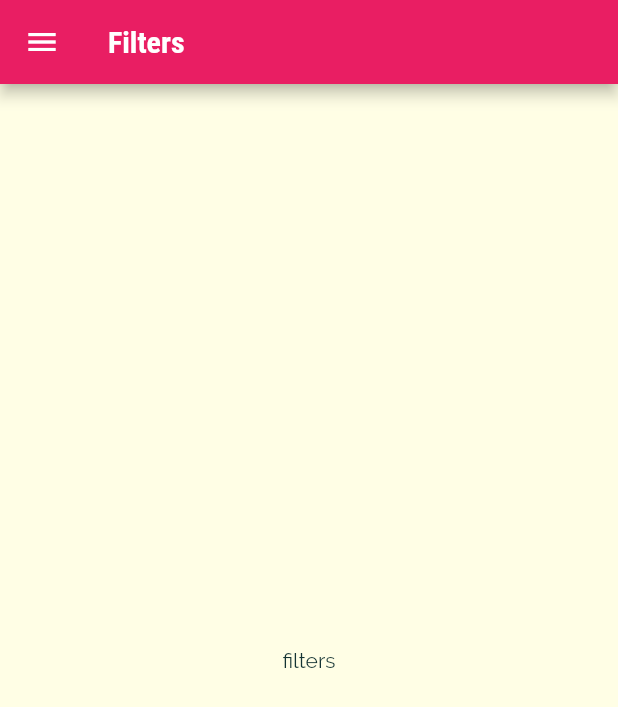
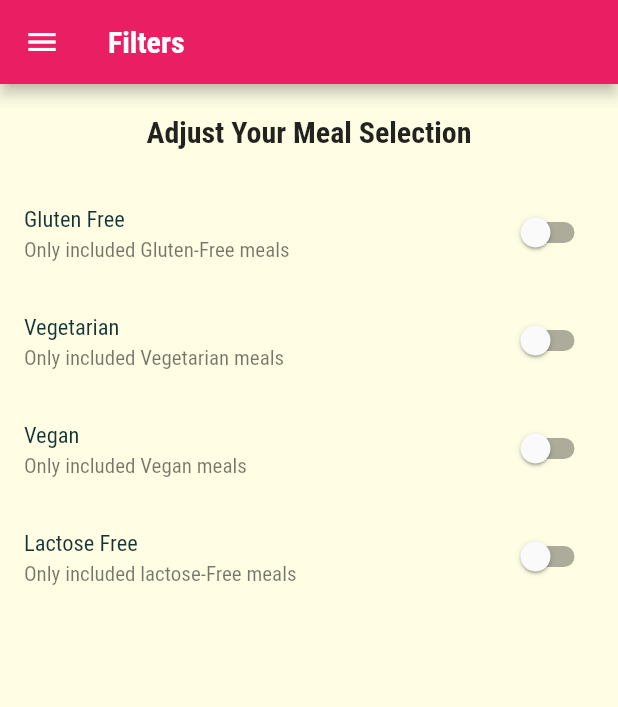
Before and after one commit to UMChannar/Flutter-Meals-App, a Flutter app: the FilterScreen screen opened by its route, on a phone screen of 412 x 824 dp. Shown: the top 707 px of the screen. Run offline on Flutter 3.47's test engine with Material 2 defaults, Android fonts, the phone set to English and light mode, and no system bars.

Commit message:
Completed Filter Screen

```diff
--- a/lib/main.dart
+++ b/lib/main.dart
@@ -27,9 +27,12 @@ class MyApp extends StatelessWidget {
         fontFamily: 'Raleway',
         textTheme: ThemeData.light().textTheme.copyWith(
               bodyLarge: TextStyle(
+                fontSize: 15,
+                fontFamily: 'RobotoCondensed',
                 color: Color.fromRGBO(20, 51, 51, 1),
               ),
               bodyMedium: TextStyle(
+                fontFamily: 'RobotoCondensed',
                 color: Color.fromRGBO(20, 51, 51, 1),
               ),
               titleLarge: TextStyle(
--- a/lib/screens/filter_screen.dart
+++ b/lib/screens/filter_screen.dart
@@ -2,10 +2,39 @@ import 'package:flutter/material.dart';
 
 import '../widgets/main_drawer.dart';
 
-class FilterScreen extends StatelessWidget {
+class FilterScreen extends StatefulWidget {
   const FilterScreen({super.key});
 
   static const routeName = '/filter';
+
+  @override
+  State<FilterScreen> createState() => _FilterScreenState();
+}
+
+class _FilterScreenState extends State<FilterScreen> {
+  var glutenFree = false;
+  var vegetarian = false;
+  var vegan = false;
+  var lactoseFree = false;
+
+  Widget buildSwitchListTile(
+    bool value,
+    String title,
+    String subtitle,
+    void Function(bool)? updatedValue,
+  ) {
+    return SwitchListTile(
+      value: value,
+      onChanged: updatedValue,
+      title: Text(
+        title,
+        style: Theme.of(context).textTheme.bodyLarge,
+      ),
+      subtitle: Text(
+        subtitle,
+      ),
+    );
+  }
 
   @override
   Widget build(BuildContext context) {
@@ -16,10 +45,63 @@ class FilterScreen extends StatelessWidget {
         ),
       ),
       drawer: MainDrawer(),
-        body: Center(
+      body: Column(
+        children: [
+          Container(
+            padding: EdgeInsets.all(20),
             child: Text(
-            'filters',
+              'Adjust Your Meal Selection',
+              style: Theme.of(context).textTheme.titleLarge,
             ),
-        ));
+          ),
+          Expanded(
+            child: ListView(
+              children: [
+                buildSwitchListTile(
+                  glutenFree,
+                  'Gluten Free',
+                  'Only included Gluten-Free meals',
+                  (newValue) {
+                    setState(() {
+                      glutenFree = newValue;
+                    });
+                  },
+                ),
+                buildSwitchListTile(
+                  vegetarian,
+                  'Vegetarian',
+                  'Only included Vegetarian meals',
+                  (newValue) {
+                    setState(() {
+                      vegetarian = newValue;
+                    });
+                  },
+                ),
+                buildSwitchListTile(
+                  vegan,
+                  'Vegan',
+                  'Only included Vegan meals',
+                  (newValue) {
+                    setState(() {
+                      vegan = newValue;
+                    });
+                  },
+                ),
+                buildSwitchListTile(
+                  lactoseFree,
+                  'Lactose Free',
+                  'Only included lactose-Free meals',
+                  (newValue) {
+                    setState(() {
+                      lactoseFree = newValue;
+                    });
+                  },
+                ),
+              ],
+            ),
+          ),
+        ],
+      ),
+    );
   }
 }
```
Lines whose indentation alone changed are shown as unchanged.
